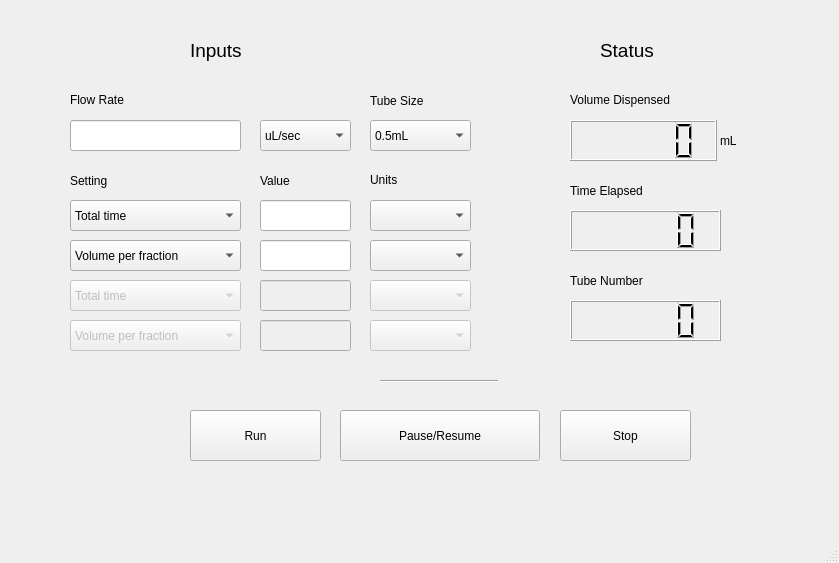
Qt form SOFTWARE/fractioncollector.ui (pachterlab/colosseum) before a commit.
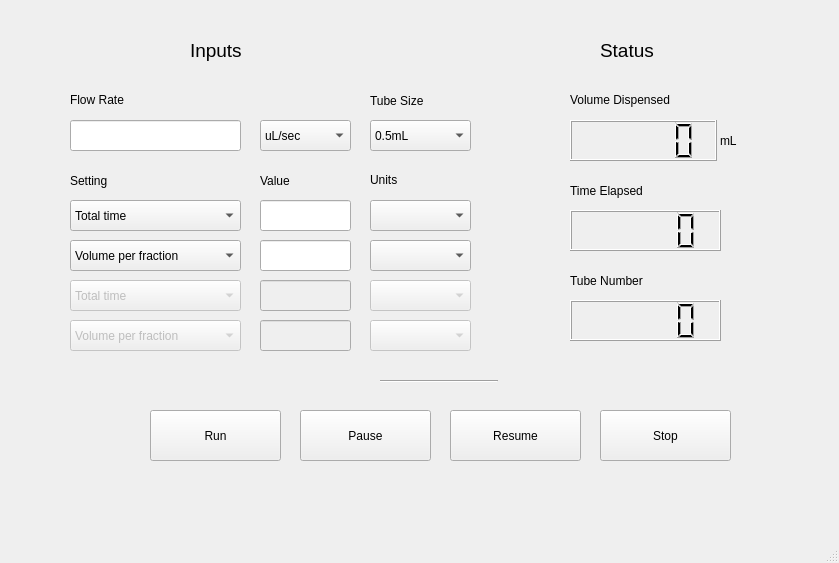
The same form after that commit.

Commit message:
added colosseum,py, updated ui, and fixed ui.py
added the pause/resume/stop functions, separated pause and resume button on ui, separated all of the logic and calculation into a separate backend from the ui, everything works except for volume dispensed display and time elapsed display

Diff of the .ui file:
```diff
--- a/SOFTWARE/fractioncollector.ui
+++ b/SOFTWARE/fractioncollector.ui
@@ -476,7 +476,7 @@
    <widget class="QPushButton" name="runButton">
     <property name="geometry">
      <rect>
-      <x>190</x>
+      <x>150</x>
       <y>410</y>
       <width>131</width>
       <height>51</height>
@@ -489,20 +489,20 @@
    <widget class="QPushButton" name="pauseresumeButton">
     <property name="geometry">
      <rect>
-      <x>340</x>
+      <x>300</x>
       <y>410</y>
-      <width>200</width>
+      <width>131</width>
       <height>51</height>
      </rect>
     </property>
     <property name="text">
-     <string>Pause/Resume</string>
+     <string>Pause</string>
     </property>
    </widget>
    <widget class="QPushButton" name="stopButton">
     <property name="geometry">
      <rect>
-      <x>560</x>
+      <x>600</x>
       <y>410</y>
       <width>131</width>
       <height>51</height>
@@ -525,6 +525,19 @@
      <enum>Qt::Horizontal</enum>
     </property>
    </widget>
+   <widget class="QPushButton" name="resumeButton">
+    <property name="geometry">
+     <rect>
+      <x>450</x>
+      <y>410</y>
+      <width>131</width>
+      <height>51</height>
+     </rect>
+    </property>
+    <property name="text">
+     <string>Resume</string>
+    </property>
+   </widget>
   </widget>
   <widget class="QMenuBar" name="menubar">
    <property name="geometry">
```
Left out of the diff: 4 changed lines with no effect on the pictures. The commit also changes 5 other files.
